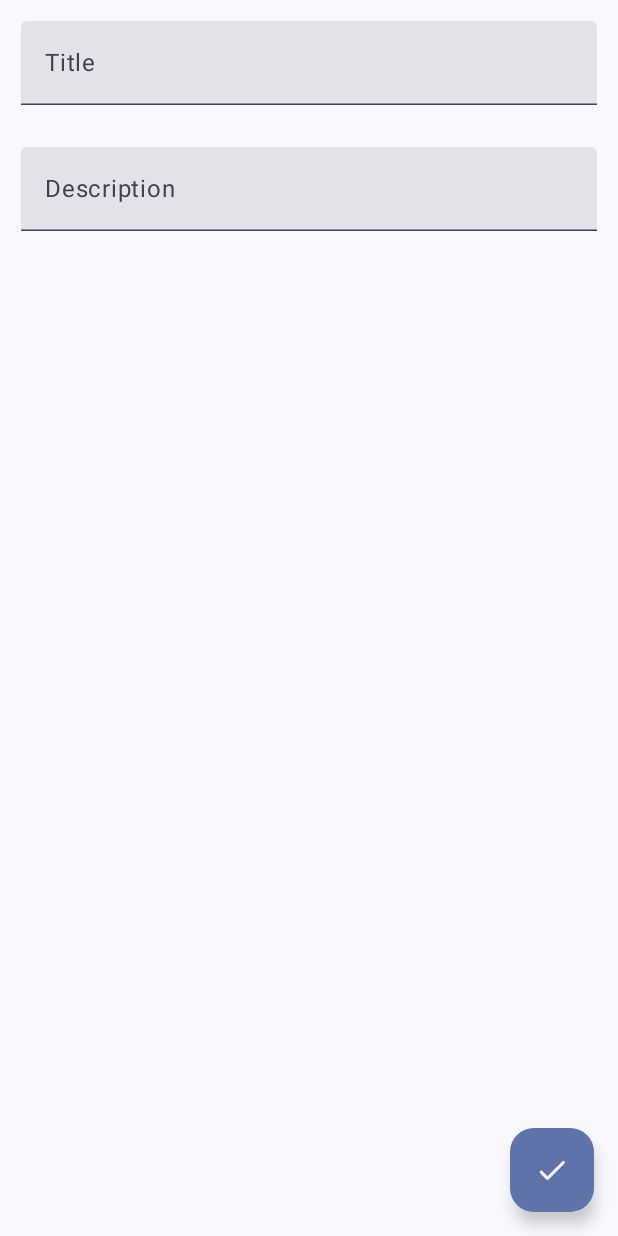
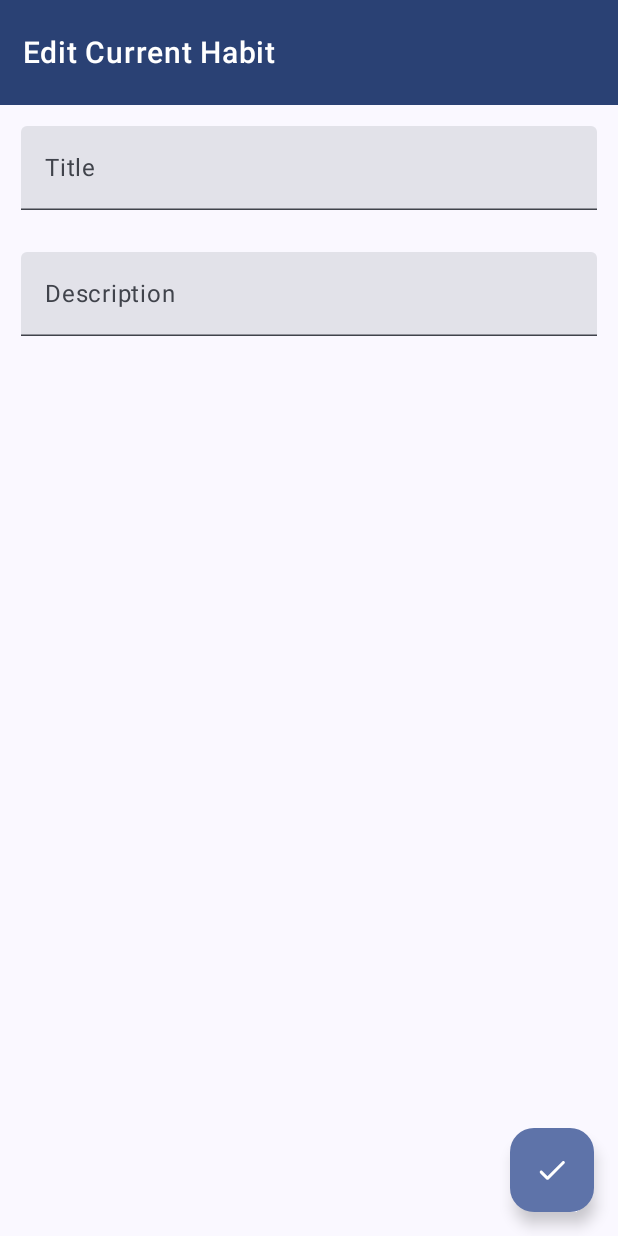
Before and after one commit to arjunsuthaharan/HabiPlanner, an Android app built with Jetpack Compose: the EditHabitScreen screen opened through its navigation route, on a phone screen of 412 x 824 dp. Run offline under Robolectric (Android 15) with nearby library versions, the phone set to English and light mode, and no system bars; our stand-ins replace Room's generated code.

Commit message:
Cleaned up UI for HabitsScreen

```diff
--- a/app/src/main/java/com/example/habit_tracker/presentation/EditHabitScreen.kt
+++ b/app/src/main/java/com/example/habit_tracker/presentation/EditHabitScreen.kt
@@ -1,18 +1,23 @@
 package com.example.habit_tracker.presentation
 
+import androidx.compose.foundation.background
 import androidx.compose.foundation.layout.Column
+import androidx.compose.foundation.layout.Row
 import androidx.compose.foundation.layout.fillMaxSize
 import androidx.compose.foundation.layout.fillMaxWidth
+import androidx.compose.foundation.layout.height
 import androidx.compose.foundation.layout.padding
 import androidx.compose.material.icons.Icons
 import androidx.compose.material.icons.rounded.Check
 import androidx.compose.material3.ExperimentalMaterial3Api
 import androidx.compose.material3.FloatingActionButton
 import androidx.compose.material3.Icon
+import androidx.compose.material3.MaterialTheme
 import androidx.compose.material3.Scaffold
 import androidx.compose.material3.Text
 import androidx.compose.material3.TextField
 import androidx.compose.runtime.Composable
+import androidx.compose.ui.Alignment
 import androidx.compose.ui.Modifier
 import androidx.compose.ui.text.TextStyle
 import androidx.compose.ui.text.font.FontWeight
@@ -29,7 +34,25 @@ fun EditHabitScreen(
     navController: NavController,
     onEvent: (HabitEvents) -> Unit
 ){
-    Scaffold(
+    Scaffold(topBar = {
+        Row(
+            modifier = Modifier
+                .fillMaxWidth()
+                .height(70.dp)
+                .background(MaterialTheme.colorScheme.primary)
+                .padding(15.dp),
+            verticalAlignment = Alignment.CenterVertically
+
+        ) {
+            Text(text = "Edit Current Habit",
+                modifier = Modifier
+                    .weight(1f),
+                fontSize = 20.sp,
+                fontWeight = FontWeight.SemiBold,
+                color = MaterialTheme.colorScheme.onPrimary
+            )
+        }
+    },
         floatingActionButton = {
             FloatingActionButton(onClick = {
                 onEvent(HabitEvents.UpdateHabit(
--- a/app/src/main/java/com/example/habit_tracker/presentation/HabitsScreen.kt
+++ b/app/src/main/java/com/example/habit_tracker/presentation/HabitsScreen.kt
@@ -16,6 +16,8 @@ import androidx.compose.foundation.shape.RoundedCornerShape
 import androidx.compose.material.icons.Icons
 import androidx.compose.material.icons.rounded.Add
 import androidx.compose.material.icons.rounded.Delete
+import androidx.compose.material.icons.rounded.Edit
+import androidx.compose.material.icons.rounded.EditNote
 import androidx.compose.material.icons.rounded.Sort
 import androidx.compose.material.icons.rounded.Update
 import androidx.compose.material3.ExperimentalMaterial3Api
@@ -52,7 +54,7 @@ fun HabitsScreen(
             Row(
                 modifier = Modifier
                     .fillMaxWidth()
-                    .height(45.dp)
+                    .height(70.dp)
                     .background(MaterialTheme.colorScheme.primary)
                     .padding(15.dp),
                 verticalAlignment = Alignment.CenterVertically
@@ -125,7 +127,7 @@ fun HabitItem(
         ) {
             Text(
                 text = state.habits[index].habitTitle,
-                fontSize = 20.sp,
+                fontSize = 28.sp,
                 fontWeight = FontWeight.Bold,
                 color = MaterialTheme.colorScheme.onSecondaryContainer
             )
@@ -133,7 +135,7 @@ fun HabitItem(
 
             Text(
                 text = state.habits[index].habitDescription,
-                fontSize = 28.sp,
+                fontSize = 20.sp,
                 color = MaterialTheme.colorScheme.onSecondaryContainer
             )
 
@@ -141,43 +143,44 @@ fun HabitItem(
 
             Text(
                 text = "Started : " + convertLongToTime(state.habits[index].habitStartDate),
-                fontSize = 28.sp,
+                fontSize = 15.sp,
                 color = MaterialTheme.colorScheme.onSecondaryContainer
             )
 
             Spacer(modifier = Modifier.height(10.dp))
 
             Text(
-                text = getHabitStreak(state.habits[index].habitStartDate) + " days",
-                fontSize = 28.sp,
+                text = "Streak : " + getHabitStreak(state.habits[index].habitStartDate) + " day(s)",
+                fontSize = 15.sp,
                 color = MaterialTheme.colorScheme.onSecondaryContainer
             )
         }
-
-        IconButton(onClick = { onEvent(HabitEvents.DeleteHabit(state.habits[index]))
-        }) {
-            Icon(imageVector = Icons.Rounded.Delete, contentDescription = "Delete Habit",
-                modifier = Modifier.size(40.dp),
-                tint = MaterialTheme.colorScheme.onPrimaryContainer)
-
-        }
-
         IconButton(onClick = {
             state.habitTitle.value = ""
             state.habitDescription.value = ""
             navController.navigate("EditHabitScreen")
         }) {
-            Icon(imageVector = Icons.Rounded.Update, contentDescription = "Update Habit",
+            Icon(
+                imageVector = Icons.Rounded.EditNote, contentDescription = "Update Habit",
                 modifier = Modifier.size(40.dp),
-                tint = MaterialTheme.colorScheme.onPrimaryContainer)
+                tint = MaterialTheme.colorScheme.onPrimaryContainer
+            )
+        }
+            IconButton(onClick = { onEvent(HabitEvents.DeleteHabit(state.habits[index]))
+            }) {
+                Icon(imageVector = Icons.Rounded.Delete, contentDescription = "Delete Habit",
+                    modifier = Modifier.size(40.dp),
+                    tint = MaterialTheme.colorScheme.onPrimaryContainer)
 
-        }
+            }
+
+
     }
 }
 
 fun convertLongToTime(time: Long): String {
     val date = Date(time)
-    val format = SimpleDateFormat("yyyy.MM.dd HH:mm")
+    val format = SimpleDateFormat("MM.dd.yyyy")
     return format.format(date)
 }
 
```
Also changed, not shown: app/src/main/java/com/example/habit_tracker/presentation/AddHabitScreen.kt (+27 -1 lines).
